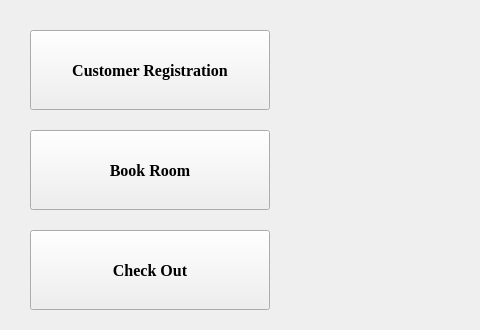
First picture: the form in homepage.ui, repository krmbt72/HotelReservationSystem, before the edit; both pictures show x 0 to 480 and y 0 to 330 of the 844 by 452 pixel window.
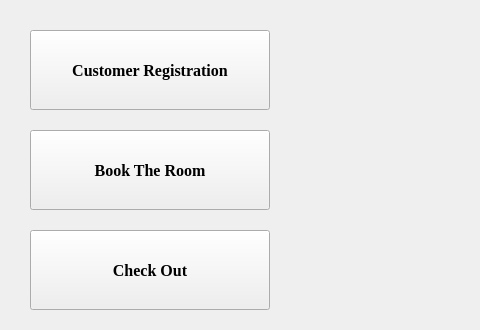
Second picture: the form after the edit.

```diff
--- a/homepage.ui
+++ b/homepage.ui
@@ -66,7 +66,7 @@
     </font>
    </property>
    <property name="text">
-    <string>Book Room</string>
+    <string>Book The Room</string>
    </property>
   </widget>
   <widget class="QPushButton" name="pushButton_CheckOut">
```
